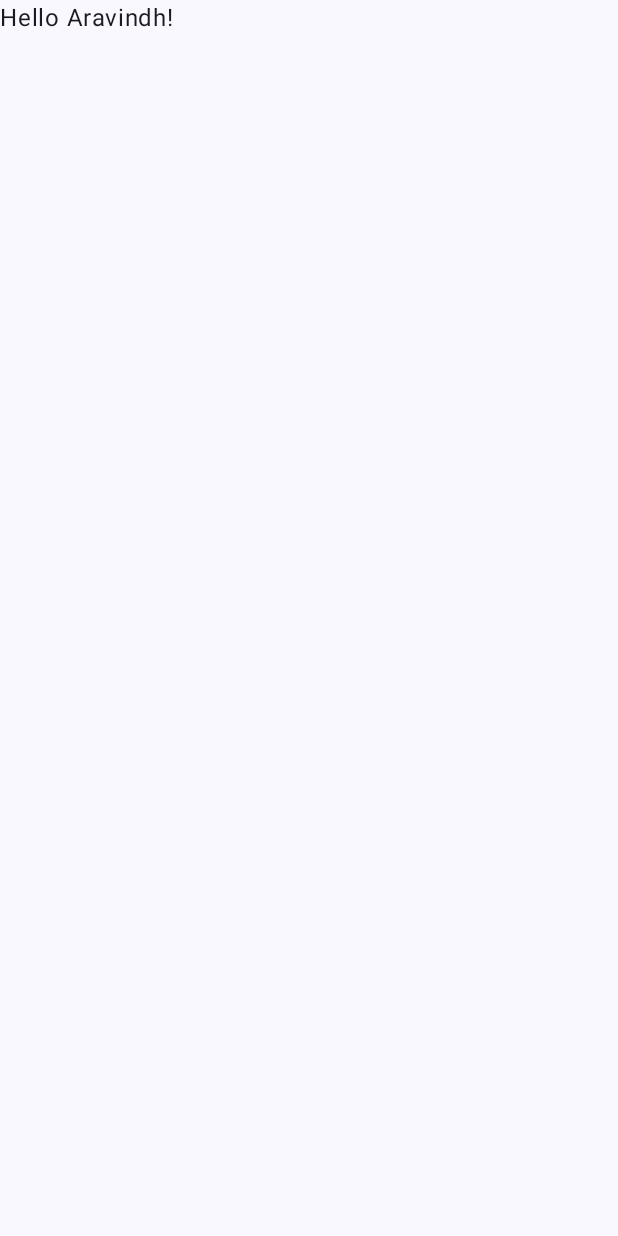
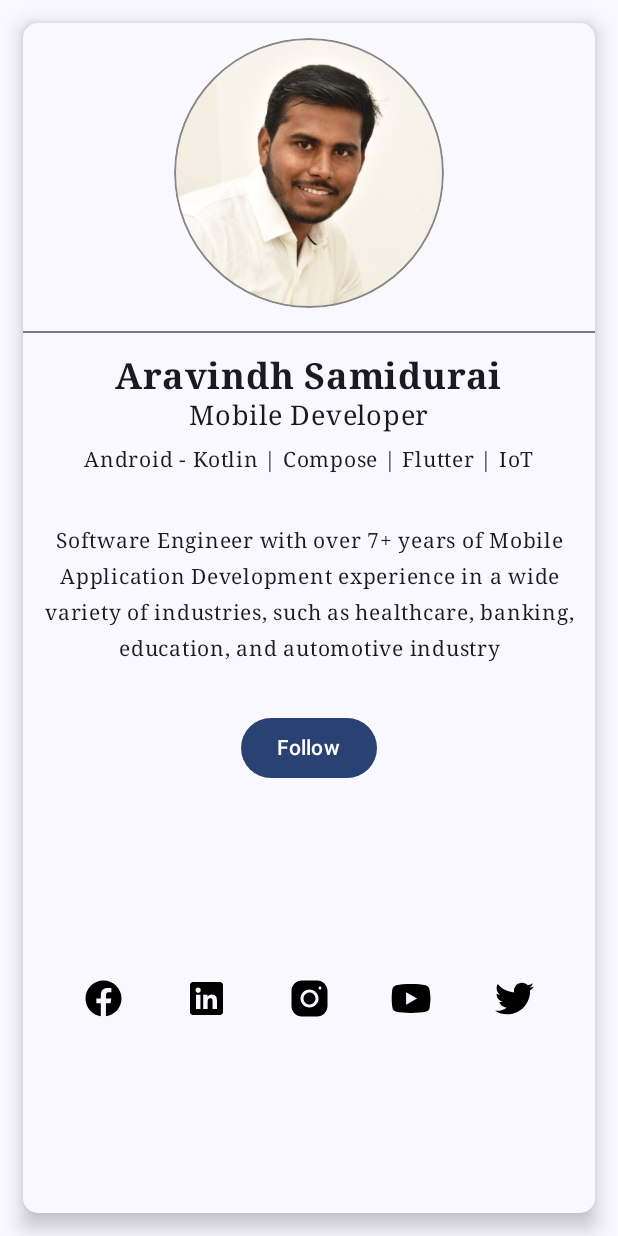
Before and after one commit to Aravindh1505/jetpack-compose-learning, an Android app built with Jetpack Compose: the screen it shows after launch (MainActivity), on a phone screen of 412 x 824 dp. Before the commit the screen is almost empty. Run offline under Robolectric (Android 15) with nearby library versions, the phone set to English and light mode, and no system bars.

Commit message:
Profile card UI design completed and it support both light/dark theme

```diff
--- a/app/src/main/java/com/aravindh/composelearning/MainActivity.kt
+++ b/app/src/main/java/com/aravindh/composelearning/MainActivity.kt
@@ -6,10 +6,7 @@ import androidx.activity.compose.setContent
 import androidx.compose.foundation.layout.fillMaxSize
 import androidx.compose.material3.MaterialTheme
 import androidx.compose.material3.Surface
-import androidx.compose.material3.Text
-import androidx.compose.runtime.Composable
 import androidx.compose.ui.Modifier
-import androidx.compose.ui.tooling.preview.Preview
 import com.aravindh.composelearning.ui.theme.ComposeLearningTheme
 
 class MainActivity : ComponentActivity() {
@@ -17,30 +14,13 @@ class MainActivity : ComponentActivity() {
         super.onCreate(savedInstanceState)
         setContent {
             ComposeLearningTheme {
-                // A surface container using the 'background' color from the theme
                 Surface(
                     modifier = Modifier.fillMaxSize(),
                     color = MaterialTheme.colorScheme.background
                 ) {
-                    Greeting("Aravindh")
+                    ProfileCard()
                 }
             }
         }
     }
 }
-
-@Composable
-fun Greeting(name: String, modifier: Modifier = Modifier) {
-    Text(
-        text = "Hello $name!",
-        modifier = modifier
-    )
-}
-
-@Preview(showBackground = true)
-@Composable
-fun GreetingPreview() {
-    ComposeLearningTheme {
-        Greeting("Android")
-    }
-}
--- /dev/null
+++ b/app/src/main/java/com/aravindh/composelearning/Profile.kt
@@ -0,0 +1,154 @@
+package com.aravindh.composelearning
+
+import androidx.compose.foundation.Image
+import androidx.compose.foundation.border
+import androidx.compose.foundation.isSystemInDarkTheme
+import androidx.compose.foundation.layout.Arrangement
+import androidx.compose.foundation.layout.Column
+import androidx.compose.foundation.layout.Row
+import androidx.compose.foundation.layout.fillMaxSize
+import androidx.compose.foundation.layout.padding
+import androidx.compose.foundation.layout.size
+import androidx.compose.foundation.shape.CircleShape
+import androidx.compose.foundation.shape.CornerSize
+import androidx.compose.foundation.shape.RoundedCornerShape
+import androidx.compose.material3.Button
+import androidx.compose.material3.Card
+import androidx.compose.material3.CardDefaults
+import androidx.compose.material3.Divider
+import androidx.compose.material3.MaterialTheme
+import androidx.compose.material3.Text
+import androidx.compose.runtime.Composable
+import androidx.compose.ui.Alignment
+import androidx.compose.ui.Modifier
+import androidx.compose.ui.draw.clip
+import androidx.compose.ui.graphics.Color
+import androidx.compose.ui.layout.ContentScale
+import androidx.compose.ui.res.painterResource
+import androidx.compose.ui.text.font.FontFamily
+import androidx.compose.ui.text.font.FontWeight
+import androidx.compose.ui.text.style.TextAlign
+import androidx.compose.ui.tooling.preview.Preview
+import androidx.compose.ui.unit.dp
+import androidx.compose.ui.unit.sp
+import com.aravindh.composelearning.custom.CustomSpacer
+import com.aravindh.composelearning.ui.theme.ComposeLearningTheme
+
+
+@Composable
+fun ProfileCard() {
+    Card(
+        modifier = Modifier
+            .fillMaxSize()
+            .padding(15.dp),
+        shape = RoundedCornerShape(corner = CornerSize(10.dp)),
+        elevation = CardDefaults.cardElevation(defaultElevation = 8.dp),
+        colors = CardDefaults.cardColors(containerColor = MaterialTheme.colorScheme.background)
+    ) {
+        Column(
+            modifier = Modifier.fillMaxSize(),
+            verticalArrangement = Arrangement.Top,
+            horizontalAlignment = Alignment.CenterHorizontally,
+        ) {
+            ProfileImage()
+            Divider()
+            ProfileContent()
+            Portfolio()
+            SocialMedia()
+        }
+    }
+}
+
+@Composable
+fun ProfileImage() {
+    CustomSpacer()
+    Image(
+        painter = painterResource(id = R.drawable.ic_profile),
+        contentDescription = "Profile Image",
+        modifier = Modifier
+            .size(180.dp)
+            .clip(CircleShape)
+            .border(1.dp, Color.Gray, CircleShape)
+            .padding(1.dp),
+        contentScale = ContentScale.Crop
+    )
+    CustomSpacer(height = 15.dp)
+}
+
+@Composable
+fun ProfileContent() {
+    CustomSpacer(height = 15.dp)
+    Column(
+        verticalArrangement = Arrangement.Center,
+        horizontalAlignment = Alignment.CenterHorizontally
+    ) {
+        Text(
+            text = "Aravindh Samidurai",
+            fontWeight = FontWeight.ExtraBold,
+            fontFamily = FontFamily.Serif,
+            fontSize = 24.sp
+        )
+        Text(
+            text = "Mobile Developer",
+            fontWeight = FontWeight.Normal,
+            fontFamily = FontFamily.Serif,
+            fontSize = 18.sp
+        )
+        CustomSpacer(height = 5.dp)
+        Text(
+            text = "Android - Kotlin | Compose | Flutter | IoT",
+            fontWeight = FontWeight.W200,
+            fontFamily = FontFamily.Serif,
+            fontSize = 14.sp
+        )
+        CustomSpacer(height = 20.dp)
+        Text(
+            text = "Software Engineer with over 7+ years of Mobile Application Development experience in a " +
+                    "wide variety of industries, such as healthcare, banking, education, and automotive " +
+                    "industry",
+            modifier = Modifier.padding(10.dp),
+            fontWeight = FontWeight.W200,
+            fontFamily = FontFamily.Serif,
+            fontSize = 14.sp,
+            textAlign = TextAlign.Center
+        )
+    }
+}
+
+@Composable
+fun SocialMedia() {
+    Row(
+        modifier = Modifier.fillMaxSize(),
+        horizontalArrangement = Arrangement.SpaceEvenly,
+        verticalAlignment = Alignment.CenterVertically
+    ) {
+        val fb = if (isSystemInDarkTheme()) R.drawable.ic_facebook_light else R.drawable.ic_facebook_dark
+        val li = if (isSystemInDarkTheme()) R.drawable.ic_linkedin_light else R.drawable.ic_linkedin_dark
+        val ins = if (isSystemInDarkTheme()) R.drawable.ic_instagram_light else R.drawable.ic_instagram_dark
+        val yt = if (isSystemInDarkTheme()) R.drawable.ic_youtube_light else R.drawable.ic_youtube_dark
+        val tt = if (isSystemInDarkTheme()) R.drawable.ic_twitter_light else R.drawable.ic_twitter_dark
+
+
+        Image(painter = painterResource(id = fb), contentDescription = "Facebook")
+        Image(painter = painterResource(id = li), contentDescription = "Linkedin")
+        Image(painter = painterResource(id = ins), contentDescription = "Instagram")
+        Image(painter = painterResource(id = yt), contentDescription = "Youtube")
+        Image(painter = painterResource(id = tt), contentDescription = "Twitter")
+    }
+}
+
+@Composable
+fun Portfolio() {
+    CustomSpacer(height = 20.dp)
+    Button(onClick = { }) {
+        Text(text = "Follow")
+    }
+}
+
+@Preview(showBackground = true)
+@Composable
+fun ProfileCardPreview() {
+    ComposeLearningTheme {
+        ProfileCard()
+    }
+}
--- /dev/null
+++ b/app/src/main/java/com/aravindh/composelearning/custom/CustomWidgets.kt
@@ -0,0 +1,14 @@
+package com.aravindh.composelearning.custom
+
+import androidx.compose.foundation.layout.Spacer
+import androidx.compose.foundation.layout.height
+import androidx.compose.runtime.Composable
+import androidx.compose.ui.Modifier
+import androidx.compose.ui.unit.Dp
+import androidx.compose.ui.unit.dp
+
+
+@Composable
+fun CustomSpacer(height : Dp = 10.dp) {
+    Spacer(modifier = Modifier.height(height))
+}
--- /dev/null
+++ b/app/src/main/res/drawable/ic_facebook_dark.xml
@@ -0,0 +1,10 @@
+<vector xmlns:android="http://schemas.android.com/apk/res/android"
+    android:width="30dp"
+    android:height="30dp"
+    android:autoMirrored="true"
+    android:viewportWidth="30"
+    android:viewportHeight="30">
+    <path
+        android:fillColor="#FF000000"
+        android:pathData="M15,3C8.373,3 3,8.373 3,15c0,6.016 4.432,10.984 10.206,11.852V18.18h-2.969v-3.154h2.969v-2.099c0,-3.475 1.693,-5 4.581,-5c1.383,0 2.115,0.103 2.461,0.149v2.753h-1.97c-1.226,0 -1.654,1.163 -1.654,2.473v1.724h3.593L19.73,18.18h-3.106v8.697C22.481,26.083 27,21.075 27,15C27,8.373 21.627,3 15,3z" />
+</vector>
--- /dev/null
+++ b/app/src/main/res/drawable/ic_facebook_light.xml
@@ -0,0 +1,10 @@
+<vector xmlns:android="http://schemas.android.com/apk/res/android"
+    android:width="30dp"
+    android:height="30dp"
+    android:autoMirrored="true"
+    android:viewportWidth="30"
+    android:viewportHeight="30">
+    <path
+        android:fillColor="#FFFFFF"
+        android:pathData="M15,3C8.373,3 3,8.373 3,15c0,6.016 4.432,10.984 10.206,11.852V18.18h-2.969v-3.154h2.969v-2.099c0,-3.475 1.693,-5 4.581,-5c1.383,0 2.115,0.103 2.461,0.149v2.753h-1.97c-1.226,0 -1.654,1.163 -1.654,2.473v1.724h3.593L19.73,18.18h-3.106v8.697C22.481,26.083 27,21.075 27,15C27,8.373 21.627,3 15,3z" />
+</vector>
--- /dev/null
+++ b/app/src/main/res/drawable/ic_instagram_dark.xml
@@ -0,0 +1,9 @@
+<vector xmlns:android="http://schemas.android.com/apk/res/android"
+    android:width="30dp"
+    android:height="30dp"
+    android:viewportWidth="30"
+    android:viewportHeight="30">
+  <path
+      android:fillColor="#FF000000"
+      android:pathData="M9.998,3C6.139,3 3,6.142 3,10.002L3,20.002C3,23.861 6.142,27 10.002,27L20.002,27C23.861,27 27,23.858 27,19.998L27,9.998C27,6.139 23.858,3 19.998,3L9.998,3zM22,7C22.552,7 23,7.448 23,8C23,8.552 22.552,9 22,9C21.448,9 21,8.552 21,8C21,7.448 21.448,7 22,7zM15,9C18.309,9 21,11.691 21,15C21,18.309 18.309,21 15,21C11.691,21 9,18.309 9,15C9,11.691 11.691,9 15,9zM15,11A4,4 0,0 0,11 15A4,4 0,0 0,15 19A4,4 0,0 0,19 15A4,4 0,0 0,15 11z"/>
+</vector>
--- /dev/null
+++ b/app/src/main/res/drawable/ic_instagram_light.xml
@@ -0,0 +1,9 @@
+<vector xmlns:android="http://schemas.android.com/apk/res/android"
+    android:width="30dp"
+    android:height="30dp"
+    android:viewportWidth="30"
+    android:viewportHeight="30">
+    <path
+        android:fillColor="#FFFFFF"
+        android:pathData="M9.998,3C6.139,3 3,6.142 3,10.002L3,20.002C3,23.861 6.142,27 10.002,27L20.002,27C23.861,27 27,23.858 27,19.998L27,9.998C27,6.139 23.858,3 19.998,3L9.998,3zM22,7C22.552,7 23,7.448 23,8C23,8.552 22.552,9 22,9C21.448,9 21,8.552 21,8C21,7.448 21.448,7 22,7zM15,9C18.309,9 21,11.691 21,15C21,18.309 18.309,21 15,21C11.691,21 9,18.309 9,15C9,11.691 11.691,9 15,9zM15,11A4,4 0,0 0,11 15A4,4 0,0 0,15 19A4,4 0,0 0,19 15A4,4 0,0 0,15 11z" />
+</vector>
--- /dev/null
+++ b/app/src/main/res/drawable/ic_linkedin_dark.xml
@@ -0,0 +1,9 @@
+<vector xmlns:android="http://schemas.android.com/apk/res/android"
+    android:width="30dp"
+    android:height="30dp"
+    android:viewportWidth="30"
+    android:viewportHeight="30">
+  <path
+      android:fillColor="#FF000000"
+      android:pathData="M24,4H6C4.895,4 4,4.895 4,6v18c0,1.105 0.895,2 2,2h18c1.105,0 2,-0.895 2,-2V6C26,4.895 25.105,4 24,4zM10.954,22h-2.95v-9.492h2.95V22zM9.449,11.151c-0.951,0 -1.72,-0.771 -1.72,-1.72c0,-0.949 0.77,-1.719 1.72,-1.719c0.948,0 1.719,0.771 1.719,1.719C11.168,10.38 10.397,11.151 9.449,11.151zM22.004,22h-2.948v-4.616c0,-1.101 -0.02,-2.517 -1.533,-2.517c-1.535,0 -1.771,1.199 -1.771,2.437V22h-2.948v-9.492h2.83v1.297h0.04c0.394,-0.746 1.356,-1.533 2.791,-1.533c2.987,0 3.539,1.966 3.539,4.522V22z"/>
+</vector>
--- /dev/null
+++ b/app/src/main/res/drawable/ic_linkedin_light.xml
@@ -0,0 +1,9 @@
+<vector xmlns:android="http://schemas.android.com/apk/res/android"
+    android:width="30dp"
+    android:height="30dp"
+    android:viewportWidth="30"
+    android:viewportHeight="30">
+    <path
+        android:fillColor="#FFFFFF"
+        android:pathData="M24,4H6C4.895,4 4,4.895 4,6v18c0,1.105 0.895,2 2,2h18c1.105,0 2,-0.895 2,-2V6C26,4.895 25.105,4 24,4zM10.954,22h-2.95v-9.492h2.95V22zM9.449,11.151c-0.951,0 -1.72,-0.771 -1.72,-1.72c0,-0.949 0.77,-1.719 1.72,-1.719c0.948,0 1.719,0.771 1.719,1.719C11.168,10.38 10.397,11.151 9.449,11.151zM22.004,22h-2.948v-4.616c0,-1.101 -0.02,-2.517 -1.533,-2.517c-1.535,0 -1.771,1.199 -1.771,2.437V22h-2.948v-9.492h2.83v1.297h0.04c0.394,-0.746 1.356,-1.533 2.791,-1.533c2.987,0 3.539,1.966 3.539,4.522V22z" />
+</vector>
--- /dev/null
+++ b/app/src/main/res/drawable/ic_twitter_dark.xml
@@ -0,0 +1,9 @@
+<vector xmlns:android="http://schemas.android.com/apk/res/android"
+    android:width="30dp"
+    android:height="30dp"
+    android:viewportWidth="30"
+    android:viewportHeight="30">
+  <path
+      android:fillColor="#FF000000"
+      android:pathData="M28,6.937c-0.957,0.425 -1.985,0.711 -3.064,0.84c1.102,-0.66 1.947,-1.705 2.345,-2.951c-1.03,0.611 -2.172,1.055 -3.388,1.295c-0.973,-1.037 -2.359,-1.685 -3.893,-1.685c-2.946,0 -5.334,2.389 -5.334,5.334c0,0.418 0.048,0.826 0.138,1.215c-4.433,-0.222 -8.363,-2.346 -10.995,-5.574C3.351,6.199 3.088,7.115 3.088,8.094c0,1.85 0.941,3.483 2.372,4.439c-0.874,-0.028 -1.697,-0.268 -2.416,-0.667c0,0.023 0,0.044 0,0.067c0,2.585 1.838,4.741 4.279,5.23c-0.447,0.122 -0.919,0.187 -1.406,0.187c-0.343,0 -0.678,-0.034 -1.003,-0.095c0.679,2.119 2.649,3.662 4.983,3.705c-1.825,1.431 -4.125,2.284 -6.625,2.284c-0.43,0 -0.855,-0.025 -1.273,-0.075c2.361,1.513 5.164,2.396 8.177,2.396c9.812,0 15.176,-8.128 15.176,-15.177c0,-0.231 -0.005,-0.461 -0.015,-0.69C26.38,8.945 27.285,8.006 28,6.937z"/>
+</vector>
--- /dev/null
+++ b/app/src/main/res/drawable/ic_twitter_light.xml
@@ -0,0 +1,9 @@
+<vector xmlns:android="http://schemas.android.com/apk/res/android"
+    android:width="30dp"
+    android:height="30dp"
+    android:viewportWidth="30"
+    android:viewportHeight="30">
+    <path
+        android:fillColor="#FFFFFF"
+        android:pathData="M28,6.937c-0.957,0.425 -1.985,0.711 -3.064,0.84c1.102,-0.66 1.947,-1.705 2.345,-2.951c-1.03,0.611 -2.172,1.055 -3.388,1.295c-0.973,-1.037 -2.359,-1.685 -3.893,-1.685c-2.946,0 -5.334,2.389 -5.334,5.334c0,0.418 0.048,0.826 0.138,1.215c-4.433,-0.222 -8.363,-2.346 -10.995,-5.574C3.351,6.199 3.088,7.115 3.088,8.094c0,1.85 0.941,3.483 2.372,4.439c-0.874,-0.028 -1.697,-0.268 -2.416,-0.667c0,0.023 0,0.044 0,0.067c0,2.585 1.838,4.741 4.279,5.23c-0.447,0.122 -0.919,0.187 -1.406,0.187c-0.343,0 -0.678,-0.034 -1.003,-0.095c0.679,2.119 2.649,3.662 4.983,3.705c-1.825,1.431 -4.125,2.284 -6.625,2.284c-0.43,0 -0.855,-0.025 -1.273,-0.075c2.361,1.513 5.164,2.396 8.177,2.396c9.812,0 15.176,-8.128 15.176,-15.177c0,-0.231 -0.005,-0.461 -0.015,-0.69C26.38,8.945 27.285,8.006 28,6.937z" />
+</vector>
--- /dev/null
+++ b/app/src/main/res/drawable/ic_youtube_dark.xml
@@ -0,0 +1,10 @@
+<vector xmlns:android="http://schemas.android.com/apk/res/android"
+    android:width="30dp"
+    android:height="30dp"
+    android:autoMirrored="true"
+    android:viewportWidth="50"
+    android:viewportHeight="50">
+    <path
+        android:fillColor="#FF000000"
+        android:pathData="M44.898,14.5C44.5,12.301 42.602,10.699 40.398,10.199C37.102,9.5 31,9 24.398,9C17.801,9 11.602,9.5 8.301,10.199C6.102,10.699 4.199,12.199 3.801,14.5C3.398,17 3,20.5 3,25C3,29.5 3.398,33 3.898,35.5C4.301,37.699 6.199,39.301 8.398,39.801C11.898,40.5 17.898,41 24.5,41C31.102,41 37.102,40.5 40.602,39.801C42.801,39.301 44.699,37.801 45.102,35.5C45.5,33 46,29.398 46.102,25C45.898,20.5 45.398,17 44.898,14.5ZM19,32L19,18L31.199,25Z" />
+</vector>
--- /dev/null
+++ b/app/src/main/res/drawable/ic_youtube_light.xml
@@ -0,0 +1,10 @@
+<vector xmlns:android="http://schemas.android.com/apk/res/android"
+    android:width="30dp"
+    android:height="30dp"
+    android:autoMirrored="true"
+    android:viewportWidth="50"
+    android:viewportHeight="50">
+    <path
+        android:fillColor="#FFFFFF"
+        android:pathData="M44.898,14.5C44.5,12.301 42.602,10.699 40.398,10.199C37.102,9.5 31,9 24.398,9C17.801,9 11.602,9.5 8.301,10.199C6.102,10.699 4.199,12.199 3.801,14.5C3.398,17 3,20.5 3,25C3,29.5 3.398,33 3.898,35.5C4.301,37.699 6.199,39.301 8.398,39.801C11.898,40.5 17.898,41 24.5,41C31.102,41 37.102,40.5 40.602,39.801C42.801,39.301 44.699,37.801 45.102,35.5C45.5,33 46,29.398 46.102,25C45.898,20.5 45.398,17 44.898,14.5ZM19,32L19,18L31.199,25Z" />
+</vector>
```
Also changed, not shown: app/src/main/res/drawable/ic_profile.png (added).
